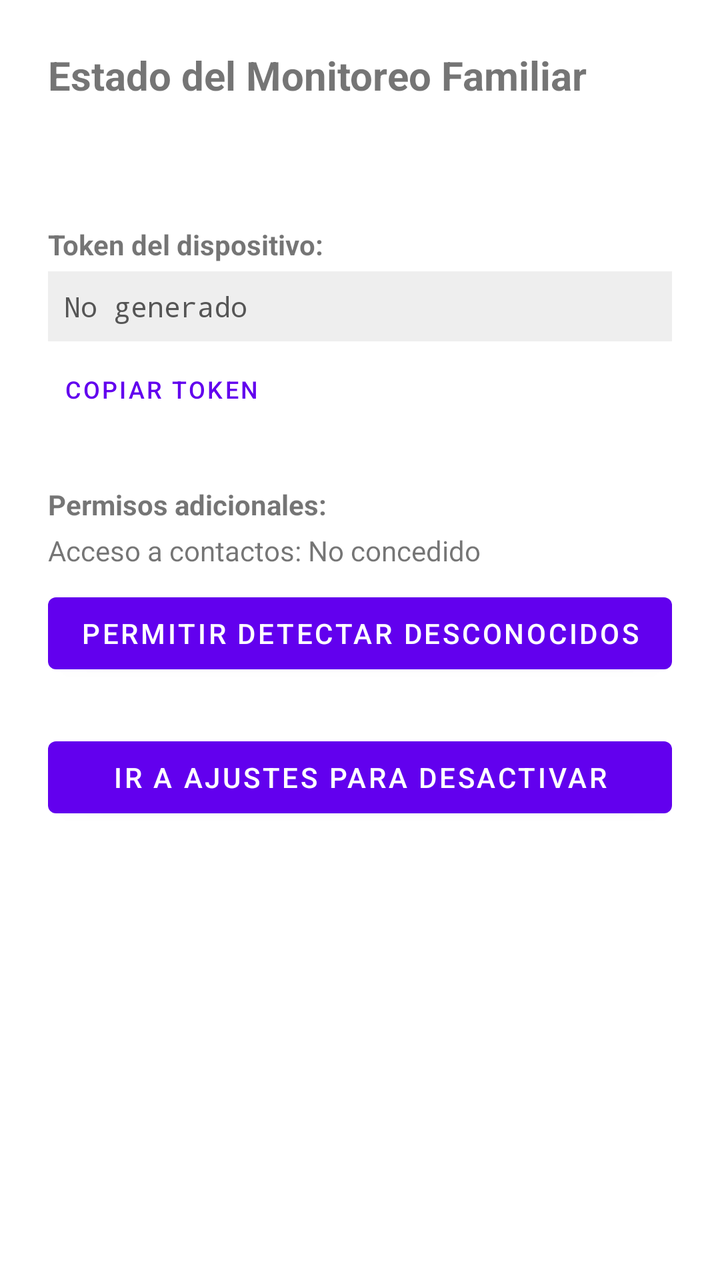
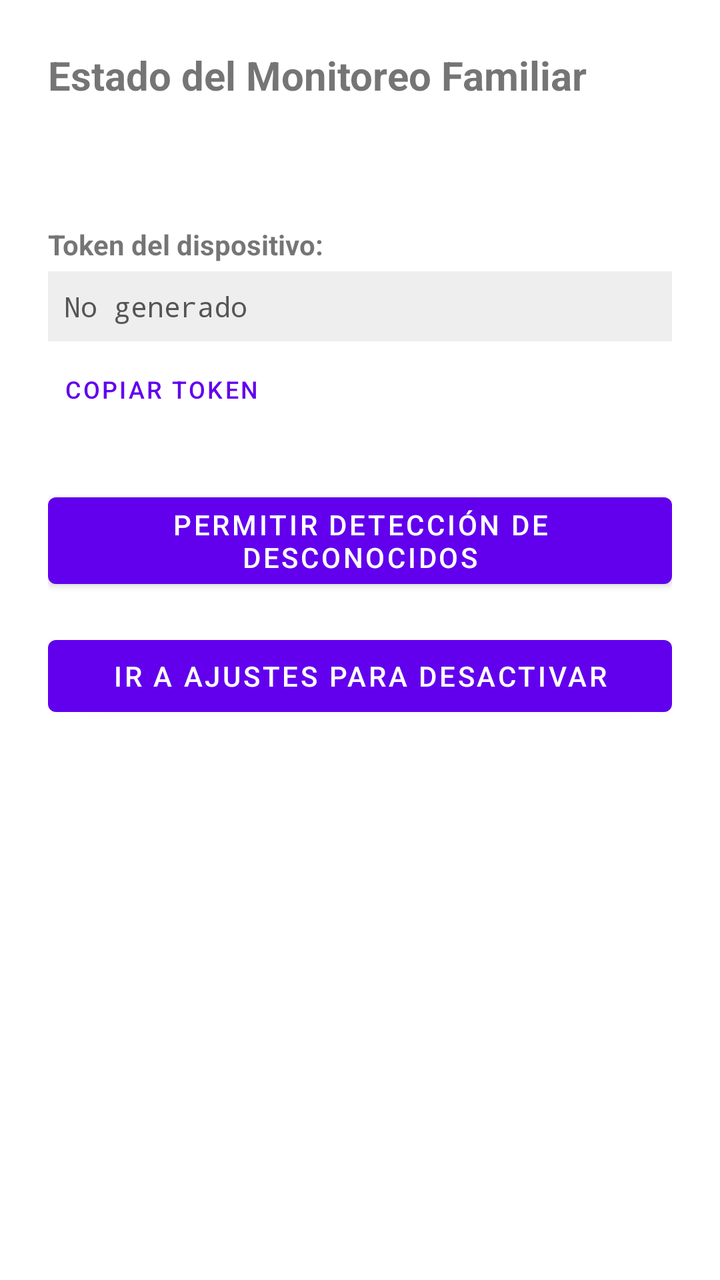

Before-and-after screenshots of an Android layout around one commit, followed by the original layout XML and the change that was made.
<!-- AndroidManifest.xml: application theme Theme.FamiliaMonitor -->
<!-- res/layout/activity_status.xml -->
<?xml version="1.0" encoding="utf-8"?>
<LinearLayout xmlns:android="http://schemas.android.com/apk/res/android"
    android:orientation="vertical"
    android:layout_width="match_parent"
    android:layout_height="match_parent"
    android:padding="24dp">

    <TextView
        android:layout_width="wrap_content"
        android:layout_height="wrap_content"
        android:text="Estado del Monitoreo Familiar"
        android:textSize="20sp"
        android:textStyle="bold"
        android:layout_marginBottom="16dp" />

    <TextView
        android:id="@+id/tv_status"
        android:layout_width="match_parent"
        android:layout_height="wrap_content"
        android:textSize="16sp" />

    <TextView
        android:layout_width="wrap_content"
        android:layout_height="wrap_content"
        android:text="Token del dispositivo:"
        android:textStyle="bold"
        android:layout_marginTop="24dp" />

    <TextView
        android:id="@+id/tv_token"
        android:layout_width="match_parent"
        android:layout_height="wrap_content"
        android:textSize="14sp"
        android:textColor="#555555"
        android:padding="8dp"
        android:background="#EEEEEE"
        android:layout_marginTop="4dp"
        android:fontFamily="monospace"
        android:text="No generado" />

    <Button
        android:id="@+id/btn_copy"
        android:layout_width="wrap_content"
        android:layout_height="wrap_content"
        style="?attr/borderlessButtonStyle"
        android:text="Copiar Token"
        android:textSize="12sp" />

    <TextView
        android:layout_width="wrap_content"
        android:layout_height="wrap_content"
        android:text="Permisos adicionales:"
        android:textStyle="bold"
        android:layout_marginTop="24dp" />

    <TextView
        android:id="@+id/tv_contacts_status"
        android:layout_width="match_parent"
        android:layout_height="wrap_content"
        android:text="Acceso a contactos: No concedido"
        android:textSize="14sp"
        android:layout_marginTop="4dp" />

    <Button
        android:id="@+id/btn_request_contacts"
        android:layout_width="match_parent"
        android:layout_height="wrap_content"
        android:text="Permitir detectar desconocidos"
        android:layout_marginTop="8dp" />

    <Button
        android:id="@+id/btn_disable"
        android:layout_width="match_parent"
        android:layout_height="wrap_content"
        android:layout_marginTop="24dp"
        android:text="Ir a ajustes para desactivar" />

</LinearLayout>
<!-- resources referenced by this layout -->
<resources>
  <style name="Theme.FamiliaMonitor" parent="Theme.MaterialComponents.DayNight.NoActionBar" />
</resources>

<!-- the commit's change to res/layout/activity_status.xml (unified diff, before → after) -->
@@ -46,33 +46,18 @@
         android:text="Copiar Token"
         android:textSize="12sp" />
 
-    <TextView
-        android:layout_width="wrap_content"
-        android:layout_height="wrap_content"
-        android:text="Permisos adicionales:"
-        android:textStyle="bold"
-        android:layout_marginTop="24dp" />
-
-    <TextView
-        android:id="@+id/tv_contacts_status"
-        android:layout_width="match_parent"
-        android:layout_height="wrap_content"
-        android:text="Acceso a contactos: No concedido"
-        android:textSize="14sp"
-        android:layout_marginTop="4dp" />
-
     <Button
         android:id="@+id/btn_request_contacts"
         android:layout_width="match_parent"
         android:layout_height="wrap_content"
-        android:text="Permitir detectar desconocidos"
-        android:layout_marginTop="8dp" />
+        android:text="Permitir detección de desconocidos"
+        android:layout_marginTop="24dp" />
 
     <Button
         android:id="@+id/btn_disable"
         android:layout_width="match_parent"
         android:layout_height="wrap_content"
-        android:layout_marginTop="24dp"
+        android:layout_marginTop="16dp"
         android:text="Ir a ajustes para desactivar" />
 
 </LinearLayout>
